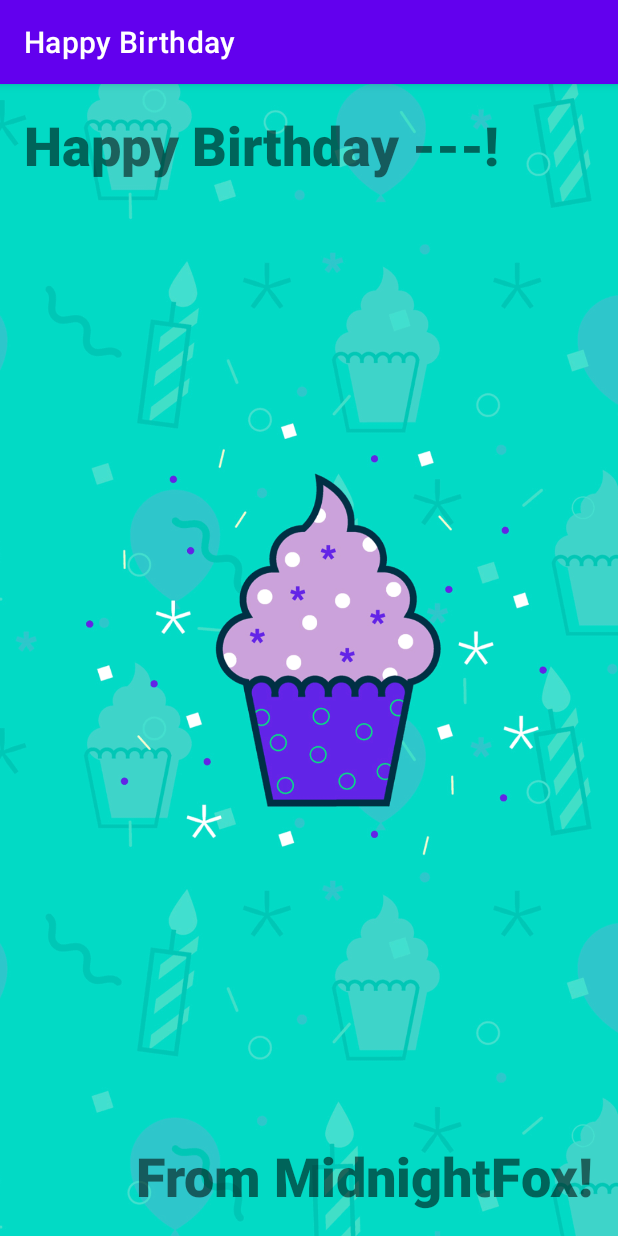
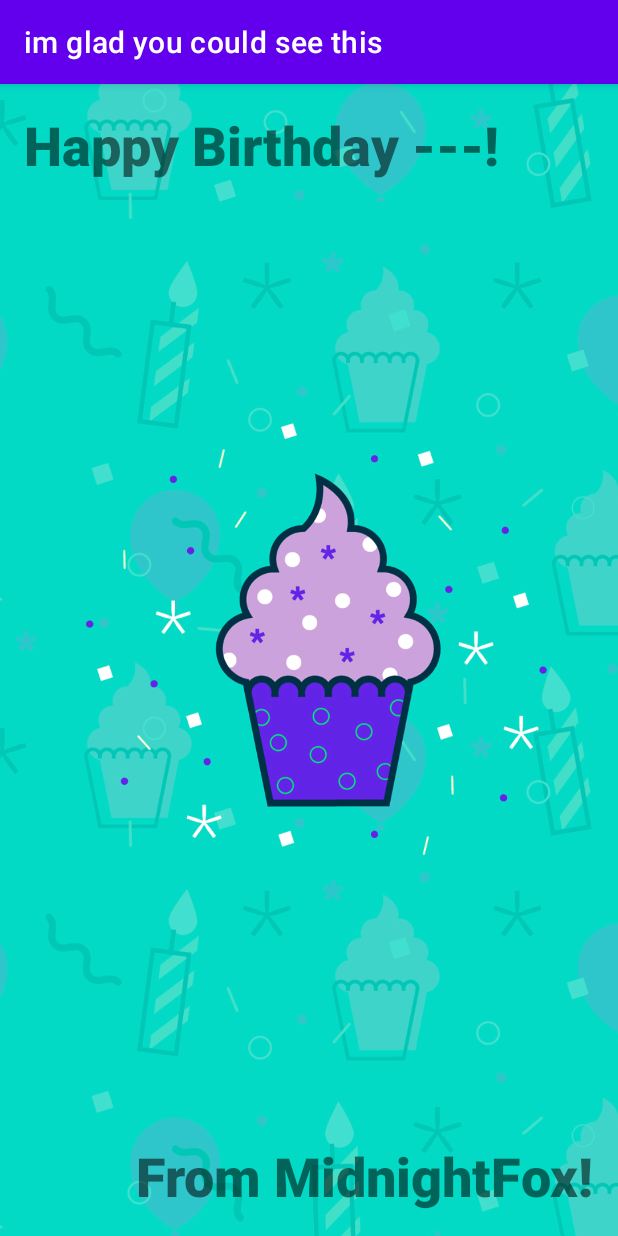
Before and after one commit to kwabenaf/kotlin_happybirthday_app, an Android app: the screen it shows after launch (MainActivity), on a phone screen of 412 x 824 dp. Run offline under Robolectric (Android 15) with nearby library versions, the phone set to English and light mode, and no system bars.

Commit message:
removing errors

```diff
--- a/app/src/main/res/layout/activity_main.xml
+++ b/app/src/main/res/layout/activity_main.xml
@@ -10,6 +10,7 @@
         android:id="@+id/imageView"
         android:layout_width="0dp"
         android:layout_height="0dp"
+        android:importantForAccessibility="no"
         android:scaleType="centerCrop"
         app:layout_constraintBottom_toBottomOf="parent"
         app:layout_constraintEnd_toEndOf="parent"
@@ -24,7 +25,7 @@
         android:layout_marginStart="16dp"
         android:layout_marginTop="16dp"
         android:fontFamily="sans-serif-black"
-        android:text="Happy Birthday ---!"
+        android:text="@string/happy_birthday_text"
         android:textSize="36sp"
         app:layout_constraintStart_toStartOf="parent"
         app:layout_constraintTop_toTopOf="parent" />
@@ -36,7 +37,7 @@
         android:layout_marginEnd="16dp"
         android:layout_marginBottom="16dp"
         android:fontFamily="sans-serif-black"
-        android:text="From MidnightFox!"
+        android:text="@string/signature_text"
         android:textSize="36sp"
         app:layout_constraintBottom_toBottomOf="parent"
         app:layout_constraintEnd_toEndOf="parent" />
--- a/app/src/main/res/values/strings.xml
+++ b/app/src/main/res/values/strings.xml
@@ -1,3 +1,5 @@
 <resources>
-    <string name="app_name">Happy Birthday</string>
+    <string name="app_name">im glad you could see this</string>
+    <string name="happy_birthday_text">Happy Birthday ---!</string>
+    <string name="signature_text">From MidnightFox!</string>
 </resources>
```
